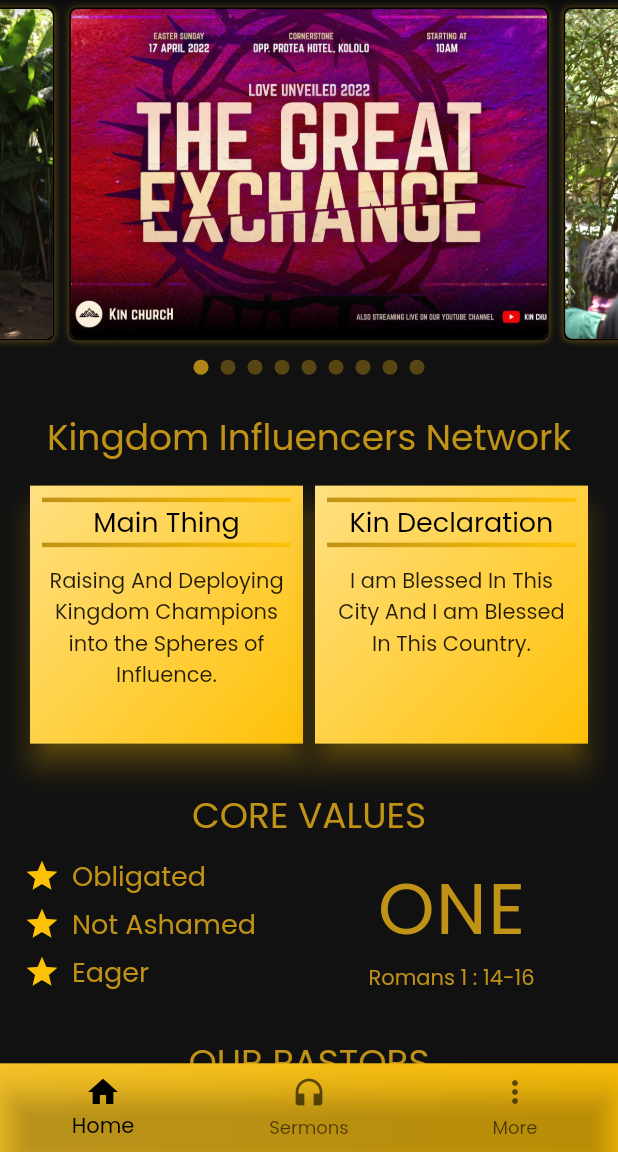
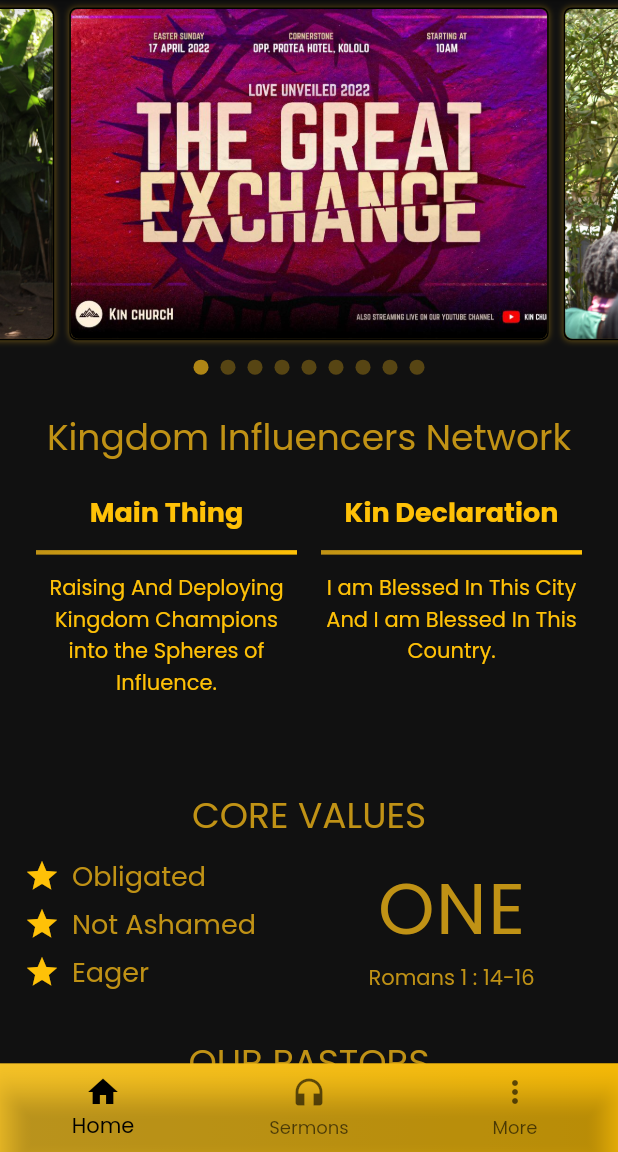
Before and after one commit to Ashaba123/kin, a Flutter app: the screen it shows after launch, on a phone screen of 412 x 824 dp, the part 84-1236 px from its top. Run offline on Flutter 3.47's test engine with Material 2 defaults, Android fonts, the phone set to English and light mode, and no system bars; drawn by our look-alikes of carousel_slider; our stand-ins replace animated_splash_screen, audioplayers, cloud_firestore, firebase_core, firebase_storage, google_fonts; accounts and stored records are empty.

Commit message:
removed card from overview

```diff
--- a/lib/components/overview.dart
+++ b/lib/components/overview.dart
@@ -33,35 +33,20 @@ class OverView extends StatelessWidget {
                 mainAxisExtent: 180,
               ),
               children: [
-                Card(
-                  elevation: 8,
-                  shadowColor: Colors.amber,
-                  child: Container(
-                    height: 50,
-                    width: 150,
-                    decoration: BoxDecoration(
-                      gradient: LinearGradient(
-                        colors: [
-                          Colors.amber.shade200,
-                          Colors.amber,
-                        ],
-                        begin: Alignment.topLeft,
-                        end: Alignment.bottomRight,
-                      ),
-                    ),
-                    child: Padding(
+                Padding(
                   padding: const EdgeInsets.all(8.0),
                   child: Column(
                     children: [
-                          const CustomDivider(),
                       const Text(
                         "Main Thing",
                         style: TextStyle(
                           fontSize: 18.0,
-                              color: Colors.black,
+                          color: Colors.amber,
+                          fontWeight: FontWeight.bold,
                         ),
                         textAlign: TextAlign.center,
                       ),
+                      const SizedBox(height: 12),
                       const CustomDivider(),
                       const SizedBox(height: 12),
                       Text(
@@ -69,40 +54,26 @@ class OverView extends StatelessWidget {
                         textAlign: TextAlign.center,
                         style: const TextStyle(
                           fontSize: 14.0,
+                          color: Colors.amber,
                         ),
                       ),
                     ],
                   ),
                 ),
-                  ),
-                ),
-                Card(
-                  elevation: 8,
-                  shadowColor: Colors.amber,
-                  child: Container(
-                    height: 50,
-                    width: 150,
-                    decoration: BoxDecoration(
-                      gradient: LinearGradient(
-                        colors: [
-                          Colors.amber.shade200,
-                          Colors.amber,
-                        ],
-                        begin: Alignment.topLeft,
-                        end: Alignment.bottomRight,
-                      ),
-                    ),
-                    child: Padding(
+                Padding(
                   padding: const EdgeInsets.all(8.0),
                   child: Column(
                     children: [
-                          const CustomDivider(),
                       const Text(
                         "Kin Declaration",
-                            style:
-                                TextStyle(fontSize: 18.0, color: Colors.black),
+                        style: TextStyle(
+                          fontSize: 18.0,
+                          color: Colors.amber,
+                          fontWeight: FontWeight.bold,
+                        ),
                         textAlign: TextAlign.center,
                       ),
+                      const SizedBox(height: 12),
                       const CustomDivider(),
                       const SizedBox(height: 12),
                       Text(
@@ -110,11 +81,10 @@ class OverView extends StatelessWidget {
                         textAlign: TextAlign.center,
                         style: const TextStyle(
                           fontSize: 14.0,
+                          color: Colors.amber,
                         ),
                       ),
                     ],
-                      ),
-                    ),
                   ),
                 ),
               ],
```
Lines whose indentation alone changed are shown as unchanged.
